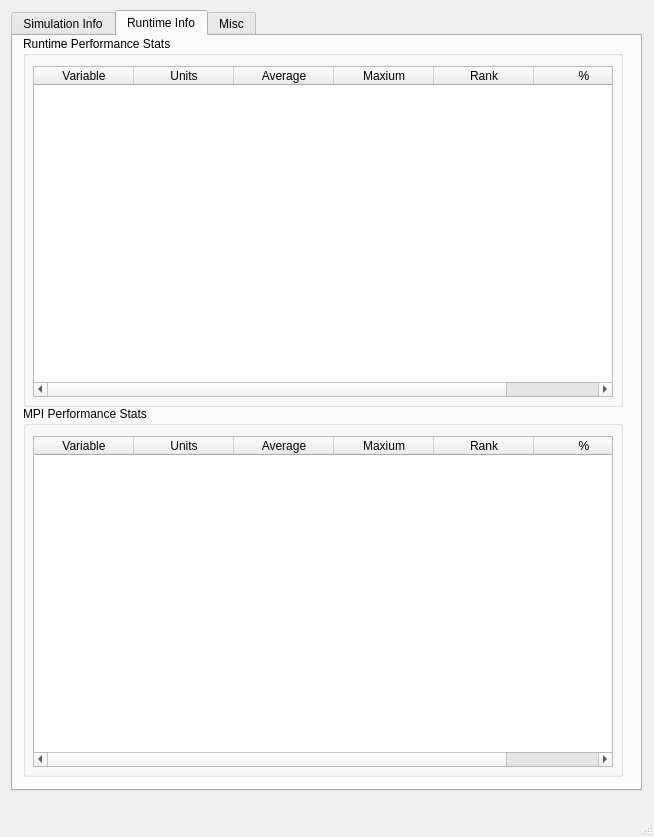
The window that src/VisIt/libsim/uintah.ui (Uintah/Uintah) describes before a commit, drawn with Qt 5.
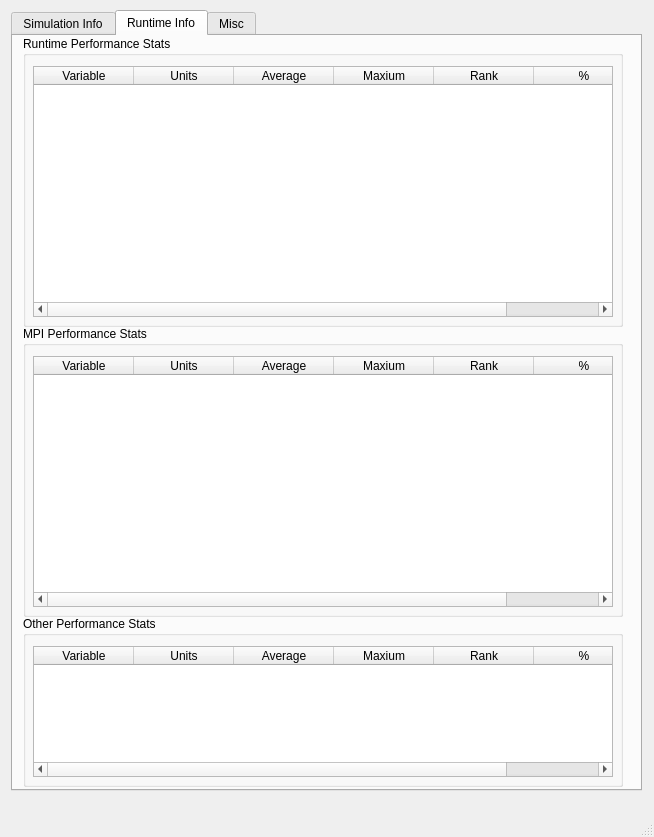
The same window after the commit. The open tabs and pages were chosen to show the change.

What changed in the file:
```diff
--- a/src/VisIt/libsim/uintah.ui
+++ b/src/VisIt/libsim/uintah.ui
@@ -444,7 +444,7 @@
         <x>10</x>
         <y>0</y>
         <width>600</width>
-        <height>371</height>
+        <height>291</height>
        </rect>
       </property>
       <property name="title">
@@ -456,7 +456,7 @@
          <x>10</x>
          <y>30</y>
          <width>580</width>
-         <height>331</height>
+         <height>251</height>
         </rect>
        </property>
        <column>
@@ -497,9 +497,9 @@
       <property name="geometry">
        <rect>
         <x>10</x>
-        <y>370</y>
+        <y>290</y>
         <width>600</width>
-        <height>371</height>
+        <height>291</height>
        </rect>
       </property>
       <property name="title">
@@ -511,7 +511,60 @@
          <x>10</x>
          <y>30</y>
          <width>580</width>
-         <height>331</height>
+         <height>251</height>
+        </rect>
+       </property>
+       <column>
+        <property name="text">
+         <string>Variable</string>
+        </property>
+       </column>
+       <column>
+        <property name="text">
+         <string>Units</string>
+        </property>
+       </column>
+       <column>
+        <property name="text">
+         <string>Average</string>
+        </property>
+       </column>
+       <column>
+        <property name="text">
+         <string>Maxium</string>
+        </property>
+       </column>
+       <column>
+        <property name="text">
+         <string>Rank</string>
+        </property>
+       </column>
+       <column>
+        <property name="text">
+         <string>%</string>
+        </property>
+       </column>
+      </widget>
+     </widget>
+     <widget class="QGroupBox" name="OtherStatsGroupBox">
+      <property name="geometry">
+       <rect>
+        <x>10</x>
+        <y>580</y>
+        <width>600</width>
+        <height>171</height>
+       </rect>
+      </property>
+      <property name="title">
+       <string>Other Performance Stats</string>
+      </property>
+      <widget class="QTableWidget" name="OtherStatsTable">
+       <property name="geometry">
+        <rect>
+         <x>10</x>
+         <y>30</y>
+         <width>580</width>
+         <height>131</height>
         </rect>
        </property>
        <column>
```
Left out of the diff: 1 changed line with no effect on the pictures.
